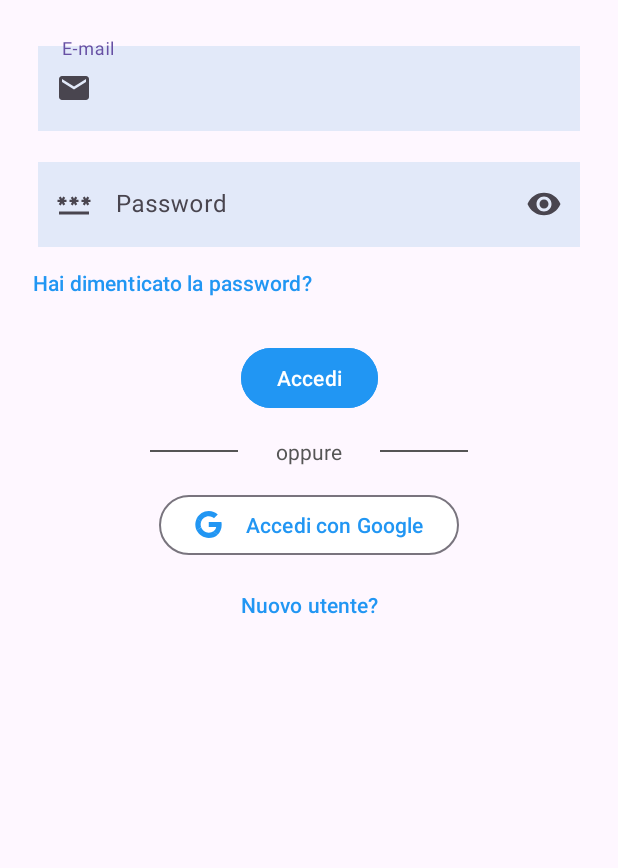
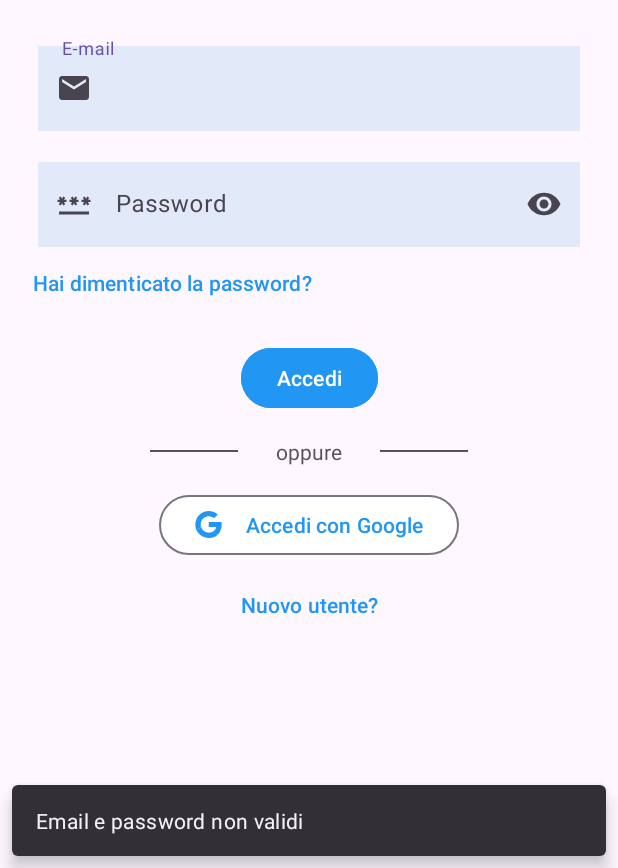
Before and after one commit to amazzeo11/PetSphere, an Android app: the screen it shows after launch (WelcomeActivity), after a tap on "Accedi", on a phone screen of 412 x 824 dp, the part 368-1236 px from its top. Run offline under Robolectric (Android 15) with nearby library versions, the phone set to English and light mode, and no system bars; our stand-ins replace Firebase (no records; nobody signed in at launch, a user with empty details on screens opened directly).

Commit message:
forse google ora va

```diff
--- a/app/app/src/main/java/com/unimib/petsphere/model/User.java
+++ b/app/app/src/main/java/com/unimib/petsphere/model/User.java
@@ -9,6 +9,7 @@ public class User implements Parcelable {
     private String userName;
     private String email;
     private String uid;
+    private String idToken;
 
     public User() {
         // costrutture vuoto
@@ -43,6 +44,11 @@ public class User implements Parcelable {
 
     public void setUid(String uid) {
         this.uid = uid;
+    }
+
+    @Exclude
+    public String getIdToken() {
+        return idToken;
     }
 
     @Override
--- a/app/app/src/main/java/com/unimib/petsphere/source/user/BaseUserAuthenticationRemoteDataSource.java
+++ b/app/app/src/main/java/com/unimib/petsphere/source/user/BaseUserAuthenticationRemoteDataSource.java
@@ -17,4 +17,7 @@ public abstract class BaseUserAuthenticationRemoteDataSource {
     public abstract void signUp(String email, String password);
     public abstract void signIn(String email, String password);
     public abstract void signInWithGoogle(String idToken);
+
+    public void saveUserData(String userName, String email, String uid) {
+    }
 }
--- a/app/app/src/main/java/com/unimib/petsphere/ui/LoginFragment.java
+++ b/app/app/src/main/java/com/unimib/petsphere/ui/LoginFragment.java
@@ -34,8 +34,10 @@ import com.google.android.gms.auth.api.signin.GoogleSignIn;
 import com.google.android.gms.auth.api.signin.GoogleSignInClient;
 import com.google.android.gms.auth.api.signin.GoogleSignInOptions;
 import com.google.android.gms.common.api.ApiException;
+import com.google.android.gms.tasks.OnCompleteListener;
 import com.google.android.gms.tasks.OnFailureListener;
 import com.google.android.gms.tasks.OnSuccessListener;
+import com.google.android.gms.tasks.Task;
 import com.google.android.material.snackbar.Snackbar;
 import com.google.firebase.auth.AuthCredential;
 import com.google.firebase.auth.FirebaseAuth;
@@ -68,7 +70,6 @@ public class LoginFragment extends Fragment {
     private UserViewModel userViewModel;
 
     FirebaseAuth mAuth = FirebaseAuth.getInstance();
-    FirebaseUser user = mAuth.getCurrentUser();
 
     public LoginFragment() {
         // Required empty public constructor
@@ -79,35 +80,14 @@ public class LoginFragment extends Fragment {
         return fragment;
     }
 
-    //da doc, aggiunto controllo su utente, se già loggato va alla main page
-    @Override
-    public void onStart() {
-        super.onStart();
-        FirebaseUser currentUser = mAuth.getCurrentUser();
-        if (currentUser != null) {
-            // Se l'utente è loggato, carica i dati utente tramite ViewModel
-            userViewModel.getUser(currentUser.getEmail(), "", true);
-            // naviga direttamente alla schermata successiva
-            goToMainPage();
-        }
-    }
-
-    private void goToMainPage() {
-        Intent intent = new Intent(requireActivity(), MainActivity.class);
-        intent.setFlags(Intent.FLAG_ACTIVITY_NEW_TASK | Intent.FLAG_ACTIVITY_CLEAR_TASK);
-        startActivity(intent);
-        // chiudo il login così che l'utente non possa tornarci andando indietro
-        requireActivity().finish();
-    }
-
     @Override
     public void onCreate(@Nullable Bundle savedInstanceState) {
         super.onCreate(savedInstanceState);
-        IUserRepository userRepository = ServiceLocator.getInstance().getUserRepository(requireActivity().getApplication());
+        IUserRepository userRepository = ServiceLocator.getInstance().
+                getUserRepository(requireActivity().getApplication());
         userViewModel = new ViewModelProvider(
                 requireActivity(),
-                new UserViewModelFactory(userRepository)
-        ).get(UserViewModel.class);
+                new UserViewModelFactory(userRepository)).get(UserViewModel.class);
 
         // effettiva richiesta
         oneTapClient = Identity.getSignInClient(requireContext());
@@ -138,10 +118,10 @@ public class LoginFragment extends Fragment {
                         // Got an ID token from Google. Use it to authenticate with Firebase.
                         userViewModel.getGoogleUserMutableLiveData(idToken).observe(getViewLifecycleOwner(), authenticationResult -> {
                             if (authenticationResult.isSuccess()) {
-                                User user = ((Result.UserSuccess) authenticationResult).getData();
-                                //saveLoginData(user.getEmail(), null, user.getIdToken());
+                                FirebaseUser user = mAuth.getCurrentUser();
                                 Log.i(TAG, "Logged as: " + user.getEmail());
                                 userViewModel.setAuthenticationError(false);
+                                goToMainPage();
                             } else {
                                 userViewModel.setAuthenticationError(true);
                                 Snackbar.make(requireActivity().findViewById(android.R.id.content),
@@ -167,6 +147,7 @@ public class LoginFragment extends Fragment {
     @Override
     public void onViewCreated(@NonNull View view, @Nullable Bundle savedInstanceState) {
         super.onViewCreated(view, savedInstanceState);
+        Log.d("LoginFragment", "onViewCreated chiamato");
         FirebaseAuth mAuth = FirebaseAuth.getInstance();
         // per ottenere l'utente corrnete
         FirebaseUser user = mAuth.getCurrentUser();
@@ -175,22 +156,30 @@ public class LoginFragment extends Fragment {
             goToMainPage();
         }
 
-        //userViewModel = new ViewModelProvider(requireActivity()).get(UserViewModel.class);
+        userViewModel = new ViewModelProvider(requireActivity()).get(UserViewModel.class);
+
+        Log.d("LoginFragment", "Before navHost check");
+        View navHost = requireActivity().findViewById(R.id.nav_host_fragment);
+        if (navHost == null) {
+            Log.e("LoginFragment", "lil debug per nav host, null");
+        } else {
+            Log.e("LoginFragment", "lil debug per nav host, NON null");
+        }
 
         loginButton = view.findViewById(R.id.loginButton);
-        googleLoginButton = view.findViewById(R.id.googleLoginButton);
         signUpButton = view.findViewById(R.id.signUpButton);
         textInputEmail = view.findViewById(R.id.textInputEmail);
         textInputPassword = view.findViewById(R.id.textInputPassword);
 
-        View navHost = requireActivity().findViewById(R.id.nav_host_fragment);
-        if (navHost == null) {
-            Log.e("LoginFragment", "lil debug per nav host");
-        }
-
         loginButton.setOnClickListener(v -> {
             String email = textInputEmail.getText().toString();
             String password = textInputPassword.getText().toString();
+            if (email.isEmpty() || password.isEmpty()) {
+                Snackbar.make(requireActivity().findViewById(android.R.id.content),
+                        "Email e password non validi",
+                        Snackbar.LENGTH_SHORT).show();
+                return;
+            }
             userViewModel.loginWithEmailAndPassword(email, password);
         });
 
@@ -212,6 +201,12 @@ public class LoginFragment extends Fragment {
             }
         });
 
+        googleLoginButton = view.findViewById(R.id.googleLoginButton);
+        if (googleLoginButton == null) {
+            Log.e("LoginFragment", "googleLoginButton è null");
+        } else {
+            Log.e("LoginFragment", "googleLoginButton non è null");
+        }
         googleLoginButton.setOnClickListener(v -> oneTapClient.beginSignIn(signInRequest)
                 .addOnSuccessListener(requireActivity(), new OnSuccessListener<BeginSignInResult>() {
                     @Override
@@ -220,7 +215,7 @@ public class LoginFragment extends Fragment {
                         IntentSenderRequest intentSenderRequest =
                                 new IntentSenderRequest.Builder(result.getPendingIntent()).build();
                         activityResultLauncher.launch(intentSenderRequest);
-                        goToMainPage();
+                        //goToMainPage();  spostato dentro activityResultLauncher
                     }
                 })
                 .addOnFailureListener(requireActivity(), new OnFailureListener() {
@@ -235,6 +230,49 @@ public class LoginFragment extends Fragment {
                                 Snackbar.LENGTH_SHORT).show();
                     }
         }));
+/*
+        FirebaseUser currentUser = mAuth.getCurrentUser();
+        if (currentUser != null) {
+            // L'utente è loggato, possiamo procedere
+            String email = currentUser.getEmail();
+
+            if (email != null && !email.isEmpty()) {
+                mAuth.sendPasswordResetEmail(email)
+                        .addOnCompleteListener(new OnCompleteListener<Void>() {
+                            @Override
+                            public void onComplete(@NonNull Task<Void> task) {
+                                if (task.isSuccessful()) {
+                                    Log.d(TAG, "Email inviata");
+                                    Snackbar.make(requireActivity().findViewById(android.R.id.content),
+                                            "Controlla la tua email",
+                                            Snackbar.LENGTH_SHORT).show();
+                                }
+                            }
+                        });
+            } else {
+                Log.e(TAG, "Errore: l'email dell'utente è null");
+                Snackbar.make(requireActivity().findViewById(android.R.id.content),
+                        "Errore: l'email è assente", Snackbar.LENGTH_SHORT).show();
+            }
+        } else {
+            Log.e(TAG, "Errore: nessun utente loggato");
+            Snackbar.make(requireActivity().findViewById(android.R.id.content),
+                    "Devi essere loggato per recuperare la password", Snackbar.LENGTH_SHORT).show();
+        }
+
+        // reset password dimenticata
+        mAuth.sendPasswordResetEmail(textInputEmail.getText().toString())
+                .addOnCompleteListener(new OnCompleteListener<Void>() {
+                    @Override
+                    public void onComplete(@NonNull Task<Void> task) {
+                        if (task.isSuccessful()) {
+                            Log.d(TAG, "Email inviata");
+                            Snackbar.make(requireActivity().findViewById(android.R.id.content),
+                                    "Controlla la tua email",
+                                    Snackbar.LENGTH_SHORT).show();
+                        }
+                    }
+                });*/
     }
 
     private String getErrorMessage(String errorType) {
@@ -248,4 +286,25 @@ public class LoginFragment extends Fragment {
         }
     }
 
+    //da doc, aggiunto controllo su utente, se già loggato va alla main page
+    @Override
+    public void onStart() {
+        super.onStart();
+        FirebaseUser currentUser = mAuth.getCurrentUser();
+        if (currentUser != null) {
+            // Se l'utente è loggato, carica i dati utente tramite ViewModel
+            userViewModel.getUser(currentUser.getEmail(), "", true);
+            // naviga direttamente alla schermata successiva
+            goToMainPage();
+        }
+    }
+
+    private void goToMainPage() {
+        Intent intent = new Intent(requireActivity(), MainActivity.class);
+        intent.setFlags(Intent.FLAG_ACTIVITY_NEW_TASK | Intent.FLAG_ACTIVITY_CLEAR_TASK);
+        startActivity(intent);
+        // chiudo il login così che l'utente non possa tornarci andando indietro
+        requireActivity().finish();
+    }
+
 }
```
